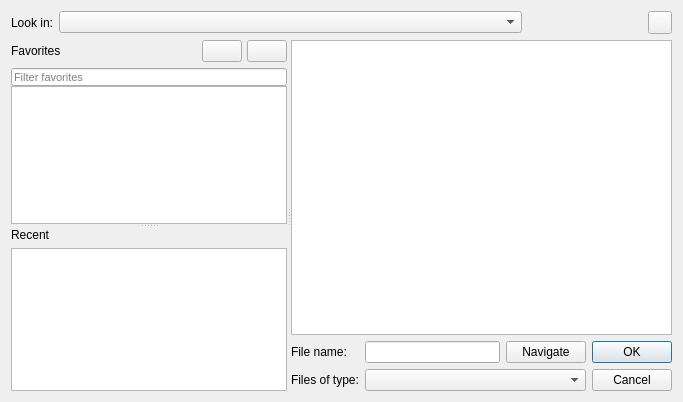
Before: the Qt Designer form Qt/Core/Resources/UI/pqFileDialog.ui in Kitware/ParaView, drawn with Qt 5.
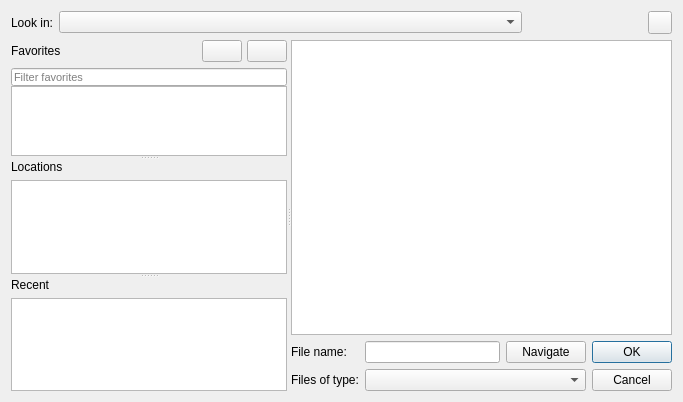
After: the same form once the commit is applied. Icons and pictures are not drawn. Custom widgets are drawn as their Qt base class.

Commit message: Add Locations list to pqFileDialog

What changed in the file:
```diff
--- a/Qt/Core/Resources/UI/pqFileDialog.ui
+++ b/Qt/Core/Resources/UI/pqFileDialog.ui
@@ -119,6 +119,12 @@
        <enum>Qt::Vertical</enum>
       </property>
       <widget class="QWidget" name="favoritesLayoutWidget">
+       <property name="sizePolicy">
+        <sizepolicy hsizetype="Expanding" vsizetype="Expanding">
+         <horstretch>1</horstretch>
+         <verstretch>1</verstretch>
+        </sizepolicy>
+       </property>
        <layout class="QVBoxLayout" name="favoritesVerticalLayout">
         <property name="spacing">
          <number>0</number>
@@ -241,7 +247,58 @@
         </item>
        </layout>
       </widget>
+      <widget class="QWidget" name="locationsLayoutWidget">
+       <property name="sizePolicy">
+        <sizepolicy hsizetype="Expanding" vsizetype="Expanding">
+         <horstretch>1</horstretch>
+         <verstretch>2</verstretch>
+        </sizepolicy>
+       </property>
+       <layout class="QVBoxLayout" name="locationsVerticalLayout">
+        <item>
+         <widget class="QLabel" name="locationsLabel">
+          <property name="sizePolicy">
+           <sizepolicy hsizetype="Preferred" vsizetype="Minimum">
+            <horstretch>0</horstretch>
+            <verstretch>0</verstretch>
+           </sizepolicy>
+          </property>
+          <property name="text">
+           <string>Locations</string>
+          </property>
+         </widget>
+        </item>
+        <item>
+         <widget class="QListView" name="Locations">
+          <property name="sizePolicy">
+           <sizepolicy hsizetype="Preferred" vsizetype="Preferred">
+            <horstretch>1</horstretch>
+            <verstretch>1</verstretch>
+           </sizepolicy>
+          </property>
+          <property name="minimumSize">
+           <size>
+            <width>100</width>
+            <height>0</height>
+           </size>
+          </property>
+          <property name="selectionMode">
+           <enum>QAbstractItemView::NoSelection</enum>
+          </property>
+          <property name="selectionBehavior">
+           <enum>QAbstractItemView::SelectRows</enum>
+          </property>
+         </widget>
+        </item>
+       </layout>
+      </widget>
       <widget class="QWidget" name="recentLayoutWidget">
+       <property name="sizePolicy">
+        <sizepolicy hsizetype="Expanding" vsizetype="Expanding">
+         <horstretch>1</horstretch>
+         <verstretch>2</verstretch>
+        </sizepolicy>
+       </property>
        <layout class="QVBoxLayout" name="recentVerticalLayout">
         <item>
          <layout class="QHBoxLayout" name="recentHorizontalLayout">
@@ -259,7 +316,7 @@
           <property name="sizePolicy">
            <sizepolicy hsizetype="Preferred" vsizetype="Expanding">
             <horstretch>1</horstretch>
-            <verstretch>0</verstretch>
+            <verstretch>1</verstretch>
            </sizepolicy>
           </property>
           <property name="minimumSize">
```
The commit also changes 11 other files.
